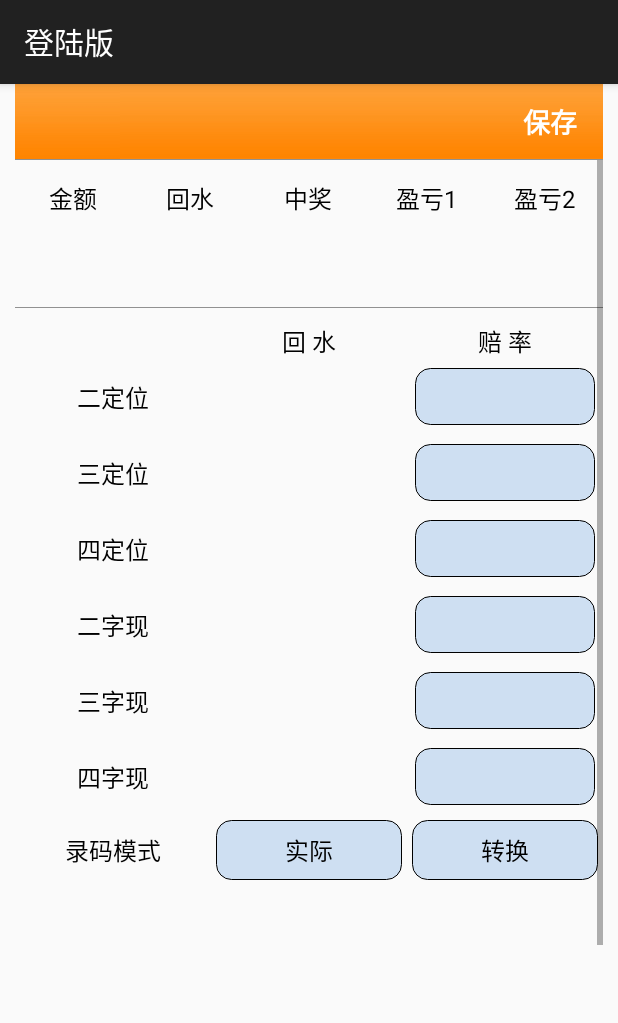
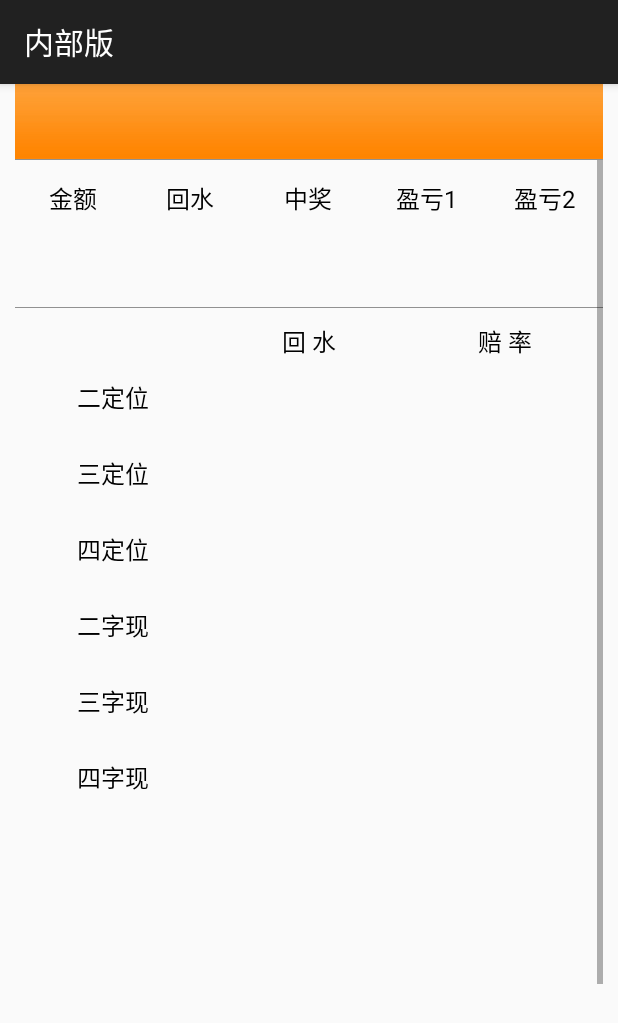
Before and after one commit to smapley/prints_neibu, an Android app: the fragment Data shown on its own in the app's theme, on a phone screen of 412 x 824 dp. Shown: the top 1023 px of the screen. Run offline under Robolectric (Android 15) with nearby library versions, the phone set to English and light mode, and no system bars.

Commit message:
添加自动更新

```diff
--- a/app/build.gradle
+++ b/app/build.gradle
@@ -5,7 +5,7 @@ android {
     buildToolsVersion "23.0.1"
 
     defaultConfig {
-        applicationId "com.smapley.prints2"
+        applicationId "com.smapley.prints3"
         minSdkVersion 15
         targetSdkVersion 23
         versionCode 7
--- a/app/src/main/java/com/smapley/prints2/fragment/Data.java
+++ b/app/src/main/java/com/smapley/prints2/fragment/Data.java
@@ -1,8 +1,6 @@
 package com.smapley.prints2.fragment;
 
-import android.app.AlertDialog;
 import android.app.ProgressDialog;
-import android.content.DialogInterface;
 import android.os.Bundle;
 import android.os.Handler;
 import android.os.Message;
@@ -39,22 +37,22 @@ public class Data extends Fragment implements OnClickListener ,View.OnFocusChang
 
     private TextView item11;
     private TextView item12;
-    private EditText item13;
+    private TextView item13;
     private TextView item21;
     private TextView item22;
-    private EditText item23;
+    private TextView item23;
     private TextView item31;
     private TextView item32;
-    private EditText item33;
+    private TextView item33;
     private TextView item41;
     private TextView item42;
-    private EditText item43;
+    private TextView item43;
     private TextView item51;
     private TextView item52;
-    private EditText item53;
+    private TextView item53;
     private TextView item61;
     private TextView item62;
-    private EditText item63;
+    private TextView item63;
 
     private TextView item1;
     private TextView item2;
@@ -64,11 +62,6 @@ public class Data extends Fragment implements OnClickListener ,View.OnFocusChang
 
     private TextView edu;
 
-    private TextView mode1;
-    private TextView mode2;
-
-    private boolean mode1_state = false;
-    private boolean mode2_state = false;
 
     private ScrollView scrollView;
     private ProgressDialog dialog;
@@ -90,46 +83,27 @@ public class Data extends Fragment implements OnClickListener ,View.OnFocusChang
         edu=(TextView)view.findViewById(R.id.edu);
         tv_title2=(TextView)view.findViewById(R.id.title_item2);
         tv_title3=(TextView)view.findViewById(R.id.title_item3);
-        tv_title3.setText("保存");
-        tv_title3.setOnClickListener(new OnClickListener() {
-            @Override
-            public void onClick(View view) {
-                AlertDialog.Builder builder= new AlertDialog.Builder(getActivity());
-                builder.setTitle("提示：");
-                builder.setMessage("赔率填写错误会导致回水变为0，需再次修改");
-                builder.setNegativeButton("取消", null);
-                builder.setPositiveButton("确定", new DialogInterface.OnClickListener() {
-                    @Override
-                    public void onClick(DialogInterface dialogInterface, int i) {
-                        upData();
-                        dialogInterface.dismiss();
-                    }
-                });
-                builder.create().show();
-            }
-        });
+
 
         item11 = (TextView) view.findViewById(R.id.data_tv_item11);
         item12 = (TextView) view.findViewById(R.id.data_tv_item12);
-        item13 = (EditText) view.findViewById(R.id.data_ev_item13);
+        item13 = (TextView) view.findViewById(R.id.data_ev_item13);
         item21 = (TextView) view.findViewById(R.id.data_tv_item21);
         item22 = (TextView) view.findViewById(R.id.data_tv_item22);
-        item23 = (EditText) view.findViewById(R.id.data_ev_item23);
+        item23 = (TextView) view.findViewById(R.id.data_ev_item23);
         item31 = (TextView) view.findViewById(R.id.data_tv_item31);
         item32 = (TextView) view.findViewById(R.id.data_tv_item32);
-        item33 = (EditText) view.findViewById(R.id.data_ev_item33);
+        item33 = (TextView) view.findViewById(R.id.data_ev_item33);
         item41 = (TextView) view.findViewById(R.id.data_tv_item41);
         item42 = (TextView) view.findViewById(R.id.data_tv_item42);
-        item43 = (EditText) view.findViewById(R.id.data_ev_item43);
+        item43 = (TextView) view.findViewById(R.id.data_ev_item43);
         item51 = (TextView) view.findViewById(R.id.data_tv_item51);
         item52 = (TextView) view.findViewById(R.id.data_tv_item52);
-        item53 = (EditText) view.findViewById(R.id.data_ev_item53);
+        item53 = (TextView) view.findViewById(R.id.data_ev_item53);
         item61 = (TextView) view.findViewById(R.id.data_tv_item61);
         item62 = (TextView) view.findViewById(R.id.data_tv_item62);
-        item63 = (EditText) view.findViewById(R.id.data_ev_item63);
+        item63 = (TextView) view.findViewById(R.id.data_ev_item63);
 
-        mode1 = (TextView) view.findViewById(R.id.data_tv_mode1);
-        mode2 = (TextView) view.findViewById(R.id.data_tv_mode2);
 
         scrollView = (ScrollView) view.findViewById(R.id.scrollView);
 
@@ -148,18 +122,6 @@ public class Data extends Fragment implements OnClickListener ,View.OnFocusChang
         item53.setOnFocusChangeListener(this);
         item63.setOnFocusChangeListener(this);
 
-        mode1.setOnClickListener(new OnClickListener() {
-            @Override
-            public void onClick(View view) {
-                choseMode(1);
-            }
-        });
-        mode2.setOnClickListener(new OnClickListener() {
-            @Override
-            public void onClick(View view) {
-                choseMode(0);
-            }
-        });
 
         item1 = (TextView) view.findViewById(R.id.data_tv_item1);
         item2 = (TextView) view.findViewById(R.id.data_tv_item2);
@@ -167,23 +129,6 @@ public class Data extends Fragment implements OnClickListener ,View.OnFocusChang
         item4 = (TextView) view.findViewById(R.id.data_tv_item4);
         item5 = (TextView) view.findViewById(R.id.data_tv_item5);
 
-    }
-
-    private void choseMode(int i) {
-        switch (i) {
-            case 1:
-                mode1_state = true;
-                mode2_state = false;
-                mode2.setBackgroundResource(R.drawable.textview_circle);
-                mode1.setBackgroundResource(R.drawable.textview_circle2);
-                break;
-            case 0:
-                mode2_state = true;
-                mode1_state = false;
-                mode1.setBackgroundResource(R.drawable.textview_circle);
-                mode2.setBackgroundResource(R.drawable.textview_circle2);
-                break;
-        }
     }
 
     public void upData() {
@@ -199,7 +144,6 @@ public class Data extends Fragment implements OnClickListener ,View.OnFocusChang
                 map.put("erx", item43.getText().toString());
                 map.put("sanx", item53.getText().toString());
                 map.put("six", item63.getText().toString());
-                map.put("luma", mode1_state ? 1 : 0);
                 mhandler.obtainMessage(UPDATA, HttpUtils.updata(map, MyData.getUrlUpdataziliao())).sendToTarget();
             }
         }).start();
@@ -255,7 +199,6 @@ public class Data extends Fragment implements OnClickListener ,View.OnFocusChang
                         item62.setText(result.get("7").get(1) == null ? "" : result.get("7").get(1));
                         item63.setText(result.get("7").get(2) == null ? "" : result.get("7").get(2));
 
-                        choseMode(Integer.parseInt(result1.get("luma").toString()));
                         break;
                     case UPDATA:
                         dialog.dismiss();
--- a/app/src/main/java/com/smapley/prints2/fragment/Set.java
+++ b/app/src/main/java/com/smapley/prints2/fragment/Set.java
@@ -7,7 +7,6 @@ import android.content.Intent;
 import android.content.SharedPreferences;
 import android.content.pm.PackageInfo;
 import android.content.pm.PackageManager;
-import android.net.Uri;
 import android.os.Bundle;
 import android.os.Handler;
 import android.os.Message;
@@ -27,6 +26,7 @@ import com.smapley.prints2.http.params.GetTongZhiParams;
 import com.smapley.prints2.http.service.GetTongZhiService;
 import com.smapley.prints2.util.HttpUtils;
 import com.smapley.prints2.util.MyData;
+import com.smapley.prints2.util.UpdateAppManager;
 
 import java.util.HashMap;
 import java.util.Map;
@@ -165,8 +165,8 @@ public class Set extends Fragment {
                             builder.setPositiveButton("下载更新", new DialogInterface.OnClickListener() {
                                 @Override
                                 public void onClick(DialogInterface dialogInterface, int i) {
-                                    Intent intent = new Intent(Intent.ACTION_VIEW, Uri.parse(MyData.URL_XIAZAI));
-                                    startActivity(intent);
+                                    UpdateAppManager updateManager = new UpdateAppManager(getActivity());
+                                    updateManager.checkUpdateInfo();
                                 }
                             });
                         } else {
--- a/app/src/main/res/layout/date.xml
+++ b/app/src/main/res/layout/date.xml
@@ -142,12 +142,10 @@
                     style="@style/data_text"
                     android:textColor="@color/red" />
 
-                <EditText
+                <TextView
                     android:id="@+id/data_ev_item13"
                     style="@style/data_text"
-                    android:background="@drawable/textview_circle"
-                    android:inputType="numberDecimal"
-                    android:textColor="@color/red" />
+                    android:textColor="@color/red"/>
 
 
             </LinearLayout>
@@ -167,11 +165,9 @@
                     style="@style/data_text"
                     android:textColor="@color/red" />
 
-                <EditText
+                <TextView
                     android:id="@+id/data_ev_item23"
                     style="@style/data_text"
-                    android:background="@drawable/textview_circle"
-                    android:inputType="numberDecimal"
                     android:textColor="@color/red" />
 
 
@@ -192,11 +188,9 @@
                     style="@style/data_text"
                     android:textColor="@color/red" />
 
-                <EditText
+                <TextView
                     android:id="@+id/data_ev_item33"
                     style="@style/data_text"
-                    android:background="@drawable/textview_circle"
-                    android:inputType="numberDecimal"
                     android:textColor="@color/red" />
 
 
@@ -217,11 +211,9 @@
                     style="@style/data_text"
                     android:textColor="@color/red" />
 
-                <EditText
+                <TextView
                     android:id="@+id/data_ev_item43"
                     style="@style/data_text"
-                    android:background="@drawable/textview_circle"
-                    android:inputType="numberDecimal"
                     android:textColor="@color/red" />
 
 
@@ -242,11 +234,9 @@
                     style="@style/data_text"
                     android:textColor="@color/red" />
 
-                <EditText
+                <TextView
                     android:id="@+id/data_ev_item53"
                     style="@style/data_text"
-                    android:background="@drawable/textview_circle"
-                    android:inputType="numberDecimal"
                     android:textColor="@color/red" />
 
 
@@ -267,35 +257,15 @@
                     style="@style/data_text"
                     android:textColor="@color/red" />
 
-                <EditText
+                <TextView
                     android:id="@+id/data_ev_item63"
                     style="@style/data_text"
-                    android:background="@drawable/textview_circle"
-                    android:inputType="numberDecimal"
                     android:textColor="@color/red" />
 
 
             </LinearLayout>
 
-            <LinearLayout
-                android:layout_width="match_parent"
-                android:layout_height="wrap_content">
 
-                <TextView
-                    style="@style/date_et_item"
-                    android:background="@null"
-                    android:text="录码模式" />
-
-                <TextView
-                    android:id="@+id/data_tv_mode1"
-                    style="@style/date_et_item"
-                    android:text="实际" />
-
-                <TextView
-                    android:id="@+id/data_tv_mode2"
-                    style="@style/date_et_item"
-                    android:text="转换" />
-            </LinearLayout>
 
             <TextView
                 android:layout_width="match_parent"
--- a/app/src/main/res/values/strings.xml
+++ b/app/src/main/res/values/strings.xml
@@ -1,5 +1,5 @@
 <resources>
-    <string name="app_name">登陆版</string>
+    <string name="app_name">内部版</string>
 
     <string name="hello_world">Hello world!</string>
     <string name="action_settings">Settings</string>
```
Also changed, not shown: app/src/main/java/com/smapley/prints2/fragment/Print.java (+2 -13 lines), app/src/main/java/com/smapley/prints2/util/MyData.java (+6 -2 lines), app/src/main/java/com/smapley/prints2/util/UpdateAppManager.java (added, +198 -0 lines), app/src/main/res/layout/login.xml (+4 -3 lines), app/src/main/res/layout/progressbar.xml (added, +12 -0 lines), app/src/main/res/mipmap-xhdpi/logo.png, app/src/main/res/mipmap-xhdpi/logo2.png (deleted), 5 other files.
